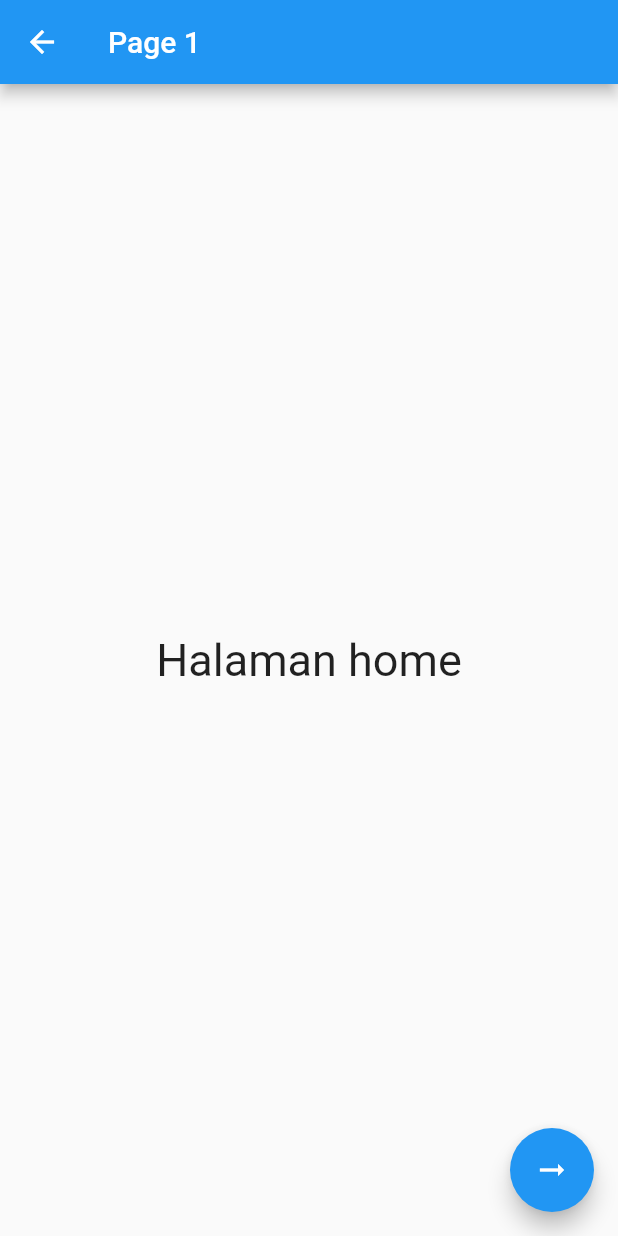
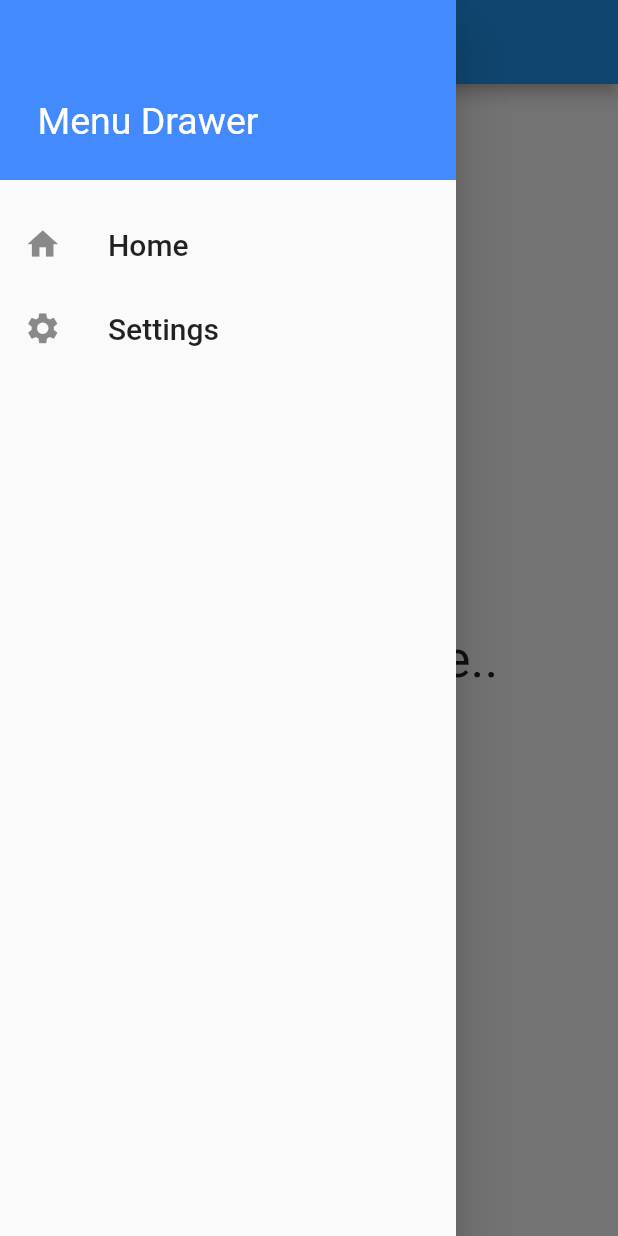
Before and after one commit to rizkitirta/flutter_fundamental, a Flutter app: the screen it shows after launch, with the side drawer open (before the commit the screen has no drawer), on a phone screen of 412 x 824 dp. Run offline on Flutter 3.47's test engine with Material 2 defaults, Android fonts, the phone set to English and light mode, and no system bars.

Commit message:
Drawer | Sidebar

```diff
--- a/lib/main.dart
+++ b/lib/main.dart
@@ -12,13 +12,69 @@ class App extends StatelessWidget {
   @override
   Widget build(BuildContext context) {
     return MaterialApp(
-      home: PageSatu(),
-      initialRoute: PageSatu.routeName,
-      routes: {
-        PageSatu.routeName: (context) => PageSatu(),
-        PageDua.routeName: (context) => PageDua(),
-        PageTiga.routeName: (context) => PageTiga(),
-      },
+      home: HomePage(),
     );
   }
 }
+
+class HomePage extends StatelessWidget {
+  @override
+  Widget build(BuildContext context) {
+    return Scaffold(
+      appBar: AppBar(
+        //leading: Icon(Icons.menu),
+        title: Text("Home Drawer"),
+      ),
+      drawer: Drawer(
+        child: Column(children: [
+          Container(
+            padding: EdgeInsets.all(25),
+            width: double.infinity,
+            height: 120,
+            color: Colors.blueAccent,
+            alignment: Alignment.bottomLeft,
+            child: Text(
+              "Menu Drawer",
+              style: TextStyle(fontSize: 25, color: Colors.white),
+            ),
+          ),
+          SizedBox(height: 15),
+          ListTile(
+            onTap: () => Navigator.of(context).pushReplacement(
+                MaterialPageRoute(builder: (context) => HomePage())),
+            leading: Icon(
+              Icons.home,
+              size: 25,
+            ),
+            title: Text(
+              "Home",
+              style: TextStyle(fontSize: 20),
+            ),
+          ),
+          ListTile(
+            onTap: () {
+              Navigator.of(context)
+                  .pushReplacement(MaterialPageRoute(builder: (context) {
+                return PageSatu();
+              }));
+            },
+            leading: Icon(
+              Icons.settings,
+              size: 25,
+            ),
+            title: Text(
+              "Settings",
+              style: TextStyle(fontSize: 20),
+            ),
+          ),
+        ]),
+      ),
+      body: Center(
+        child: Text(
+          "Some text here..",
+          style: TextStyle(fontSize: 35),
+        ),
+      ),
+    );
+  }
+}
--- a/lib/pages/page_1.dart
+++ b/lib/pages/page_1.dart
@@ -1,4 +1,5 @@
 import 'package:flutter/material.dart';
+import 'package:flutter_application_1/main.dart';
 import 'package:flutter_application_1/pages/page_2.dart';
 
 class PageSatu extends StatelessWidget {
@@ -8,7 +9,51 @@ class PageSatu extends StatelessWidget {
   Widget build(BuildContext context) {
     return Scaffold(
       appBar: AppBar(
-        title: Text("Page 1"),
+        title: Text("Settings"),
+      ),
+      drawer: Drawer(
+        child: Column(children: [
+          Container(
+            padding: EdgeInsets.all(25),
+            width: double.infinity,
+            height: 120,
+            color: Colors.blueAccent,
+            alignment: Alignment.bottomLeft,
+            child: Text(
+              "Menu Drawer",
+              style: TextStyle(fontSize: 25, color: Colors.white),
+            ),
+          ),
+          SizedBox(height: 15),
+          ListTile(
+            onTap: () => Navigator.of(context).pushReplacement(
+                MaterialPageRoute(builder: (context) => HomePage())),
+            leading: Icon(
+              Icons.home,
+              size: 25,
+            ),
+            title: Text(
+              "Home",
+              style: TextStyle(fontSize: 20),
+            ),
+          ),
+          ListTile(
+            onTap: () {
+              Navigator.of(context)
+                  .pushReplacement(MaterialPageRoute(builder: (context) {
+                return PageDua();
+              }));
+            },
+            leading: Icon(
+              Icons.settings,
+              size: 25,
+            ),
+            title: Text(
+              "Settings",
+              style: TextStyle(fontSize: 20),
+            ),
+          ),
+        ]),
       ),
       body: Center(
         child: Text(
```
